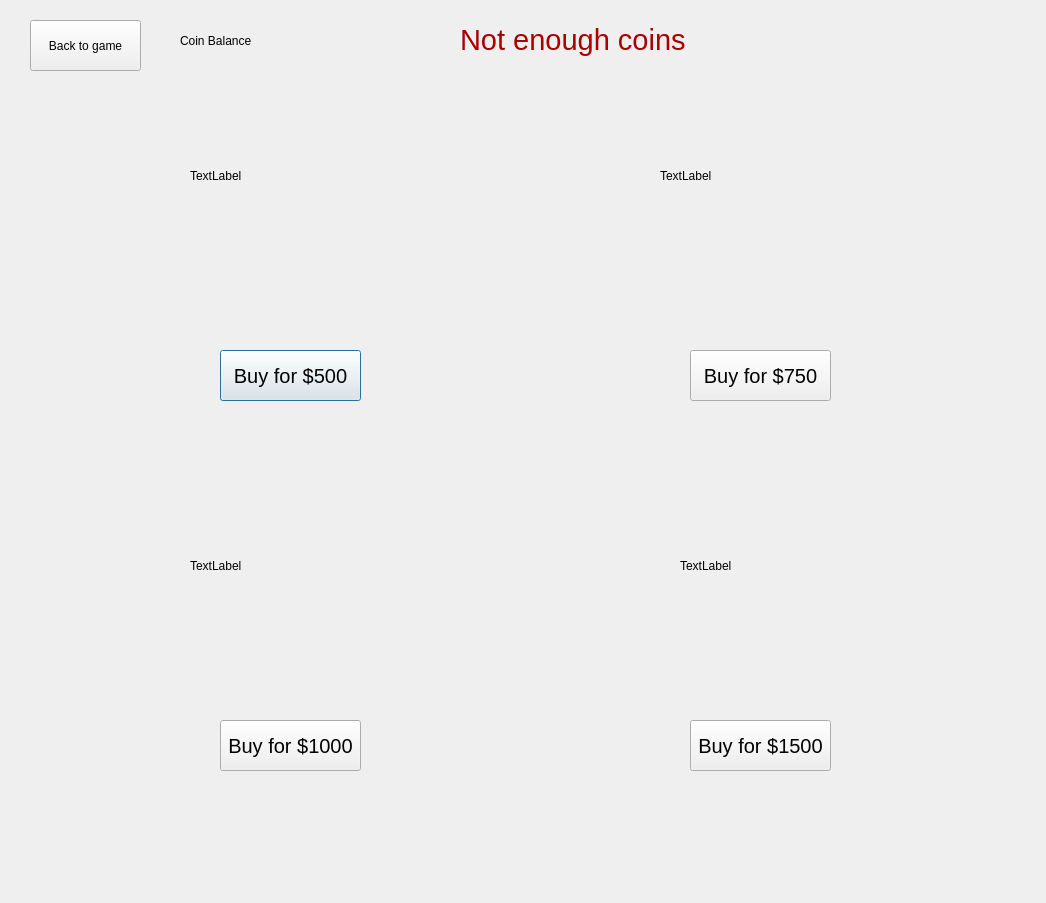
Above: shop.ui from iihakk/Tower-Defense-Game before the change. Below: the same form after it.
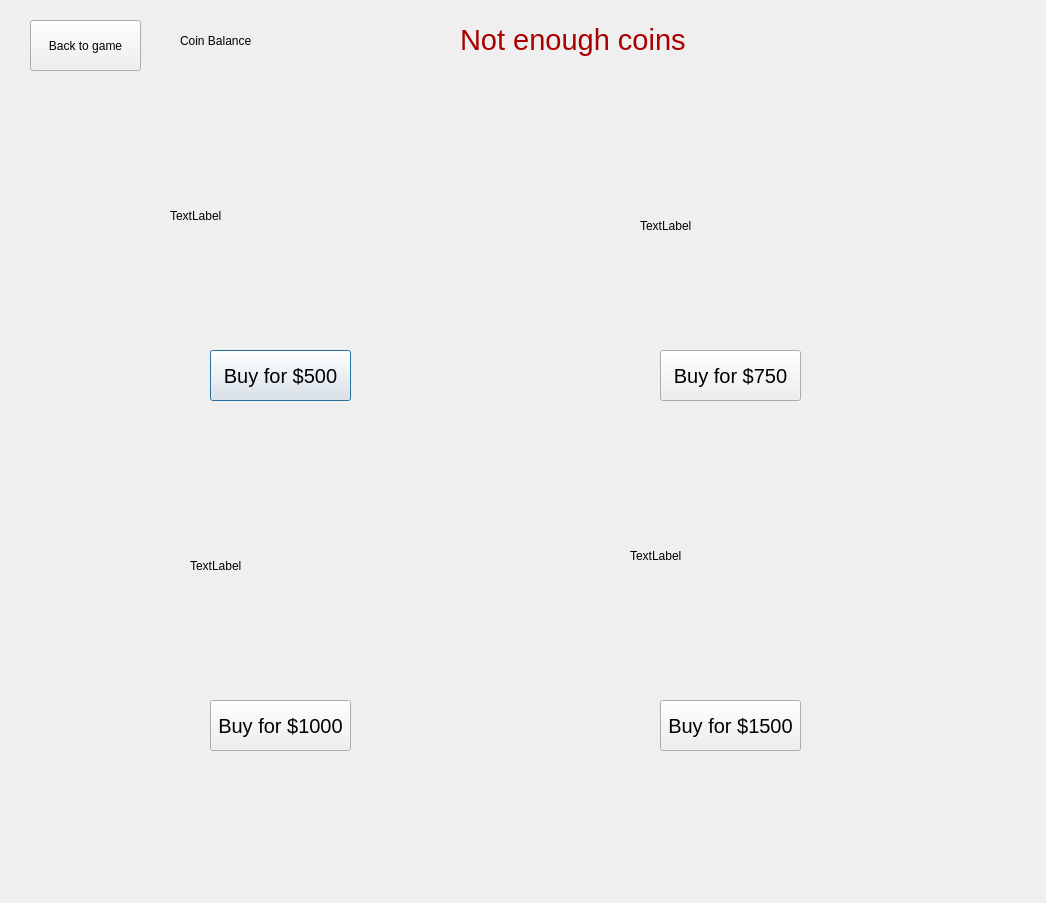
That is the form after the change.

The edit to the form file:
```diff
--- a/shop.ui
+++ b/shop.ui
@@ -16,7 +16,7 @@
   <widget class="QPushButton" name="cannonbuy">
    <property name="geometry">
     <rect>
-     <x>220</x>
+     <x>210</x>
      <y>350</y>
      <width>141</width>
      <height>51</height>
@@ -34,8 +34,8 @@
   <widget class="QLabel" name="cannon">
    <property name="geometry">
     <rect>
-     <x>190</x>
-     <y>80</y>
+     <x>170</x>
+     <y>120</y>
      <width>261</width>
      <height>191</height>
     </rect>
@@ -47,8 +47,8 @@
   <widget class="QLabel" name="inferno">
    <property name="geometry">
     <rect>
-     <x>660</x>
-     <y>80</y>
+     <x>630</x>
+     <y>460</y>
      <width>261</width>
      <height>191</height>
     </rect>
@@ -60,8 +60,8 @@
   <widget class="QLabel" name="tesla">
    <property name="geometry">
     <rect>
-     <x>680</x>
-     <y>470</y>
+     <x>640</x>
+     <y>130</y>
      <width>261</width>
      <height>191</height>
     </rect>
@@ -86,26 +86,8 @@
   <widget class="QPushButton" name="infernobuy">
    <property name="geometry">
     <rect>
-     <x>690</x>
-     <y>350</y>
-     <width>141</width>
-     <height>51</height>
-    </rect>
-   </property>
-   <property name="font">
-    <font>
-     <pointsize>15</pointsize>
-    </font>
-   </property>
-   <property name="text">
-    <string>Buy for $750</string>
-   </property>
-  </widget>
-  <widget class="QPushButton" name="teslabuy">
-   <property name="geometry">
-    <rect>
-     <x>690</x>
-     <y>720</y>
+     <x>660</x>
+     <y>700</y>
      <width>141</width>
      <height>51</height>
     </rect>
@@ -119,11 +101,29 @@
     <string>Buy for $1500</string>
    </property>
   </widget>
+  <widget class="QPushButton" name="teslabuy">
+   <property name="geometry">
+    <rect>
+     <x>660</x>
+     <y>350</y>
+     <width>141</width>
+     <height>51</height>
+    </rect>
+   </property>
+   <property name="font">
+    <font>
+     <pointsize>15</pointsize>
+    </font>
+   </property>
+   <property name="text">
+    <string>Buy for $750</string>
+   </property>
+  </widget>
   <widget class="QPushButton" name="xbowbuy">
    <property name="geometry">
     <rect>
-     <x>220</x>
-     <y>720</y>
+     <x>210</x>
+     <y>700</y>
      <width>141</width>
      <height>51</height>
     </rect>
```
